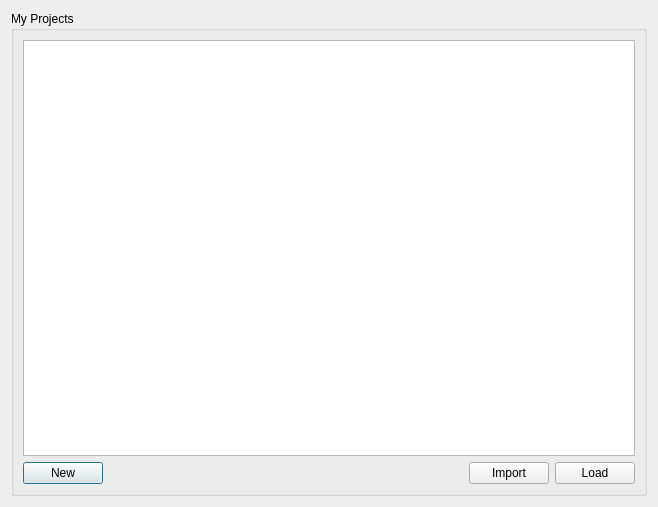
Before: the Qt Designer form worldeditor/src/managers/projectmanager/projectdialog.ui in thunder-engine/thunder, drawn with Qt 5.
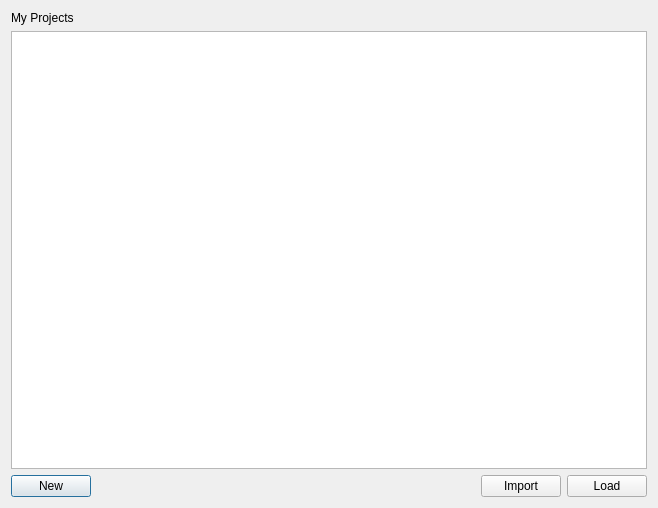
After: the same form once the commit is applied.

```diff
--- a/worldeditor/src/managers/projectmanager/projectdialog.ui
+++ b/worldeditor/src/managers/projectmanager/projectdialog.ui
@@ -7,7 +7,7 @@
     <x>0</x>
     <y>0</y>
     <width>658</width>
-    <height>507</height>
+    <height>508</height>
    </rect>
   </property>
   <property name="windowTitle">
@@ -15,11 +15,12 @@
   </property>
   <layout class="QVBoxLayout" name="verticalLayout">
    <item>
-    <widget class="QGroupBox" name="groupBox">
-     <property name="title">
+    <widget class="QLabel" name="label">
+     <property name="text">
       <string>My Projects</string>
      </property>
-     <layout class="QVBoxLayout" name="verticalLayout_2">
+    </widget>
+   </item>
       <item>
        <widget class="QListView" name="listView">
         <property name="movement">
@@ -73,9 +74,6 @@
          </widget>
         </item>
        </layout>
-      </item>
-     </layout>
-    </widget>
    </item>
   </layout>
  </widget>
```
Lines whose indentation alone changed are shown as unchanged.
